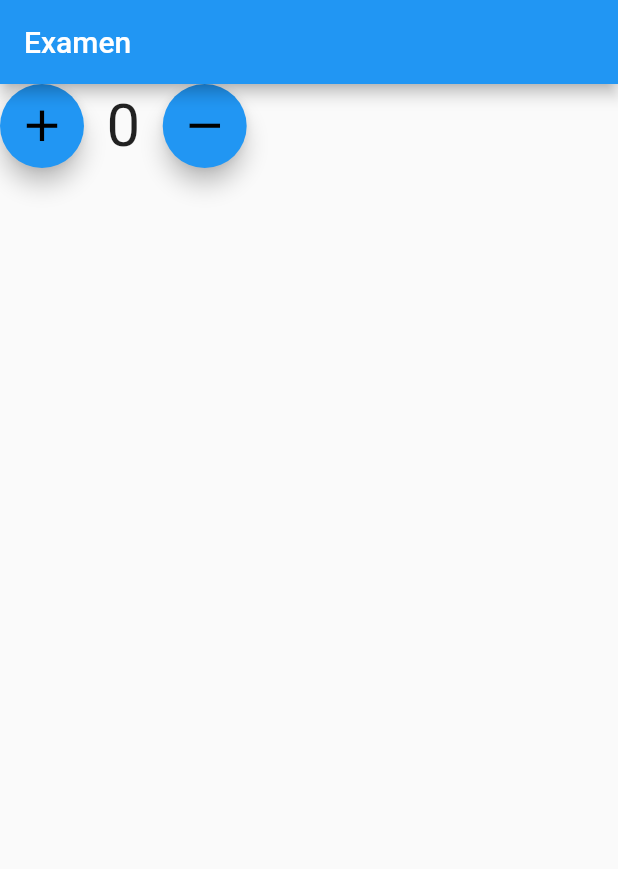
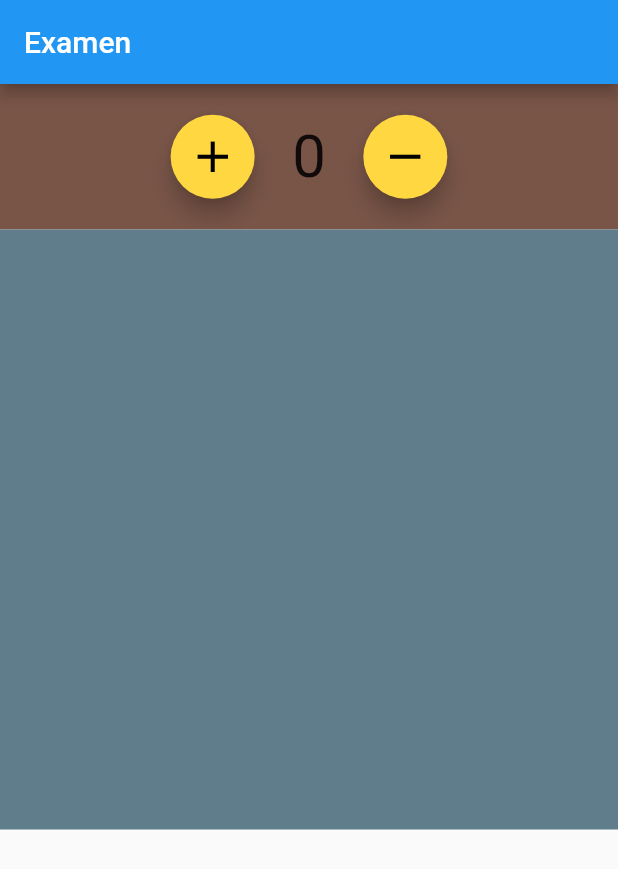
Before and after one commit to Inigoperez/examen, a Flutter app: the screen it shows after launch, on a phone screen of 412 x 824 dp. Shown: the top 869 px of the screen. Run offline on Flutter 3.47's test engine with Material 2 defaults, Android fonts, the phone set to English and light mode, and no system bars.

Commit message:
mas detalles

```diff
--- a/lib/main.dart
+++ b/lib/main.dart
@@ -55,10 +55,13 @@ class _MyHomePageState extends State<MyHomePage> {
       body: Center(
         child: Column(children: [
           Container(
+              color: Colors.brown,
               child: Row(
+                mainAxisAlignment: MainAxisAlignment.center,
                 children: [
                   FloatingActionButton(
                     onPressed: _incrementar,
+                    backgroundColor: Colors.amberAccent,
                     child: Icon(
                       Icons.add,
                       size: 35,
@@ -66,7 +69,8 @@ class _MyHomePageState extends State<MyHomePage> {
                     ),
                   ),
                   Padding(
-                padding: EdgeInsets.only(left: 15, right: 15),
+                    padding: EdgeInsets.only(
+                        left: 25, right: 25, top: 25, bottom: 25),
                     child: Text(
                       "$_counter",
                       style: TextStyle(
@@ -76,6 +80,7 @@ class _MyHomePageState extends State<MyHomePage> {
                   ),
                   FloatingActionButton(
                     onPressed: _reducir,
+                    backgroundColor: Colors.amberAccent,
                     child: Icon(
                       Icons.remove,
                       size: 35,
@@ -85,6 +90,7 @@ class _MyHomePageState extends State<MyHomePage> {
                 ],
               )),
           Container(
+            color: Colors.blueGrey,
             height: 400,
             child: GridView.count(
               padding: EdgeInsets.all(20),
```
Lines whose indentation alone changed are shown as unchanged.
